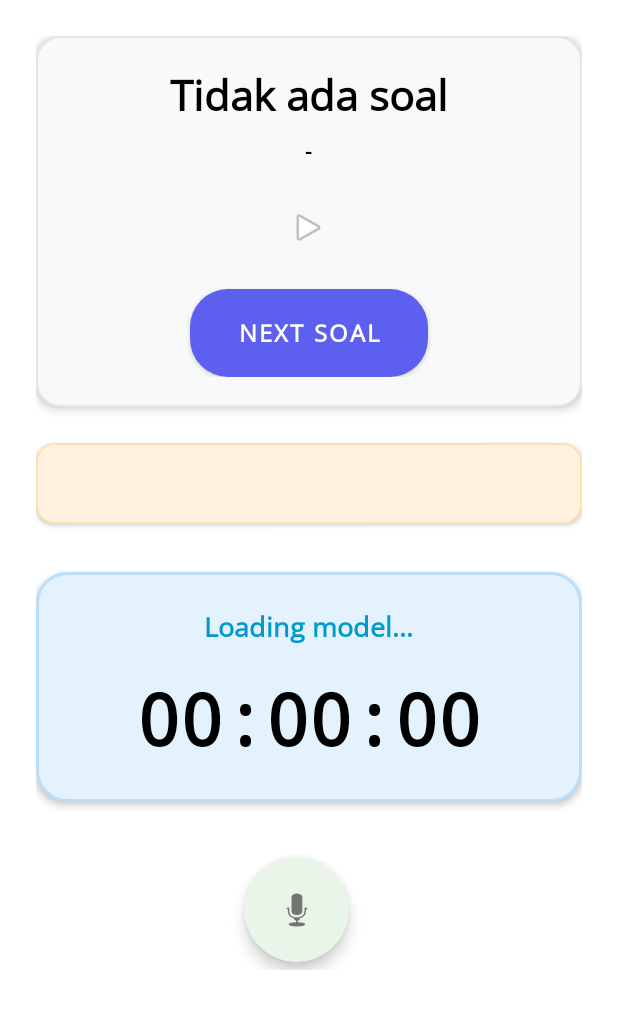
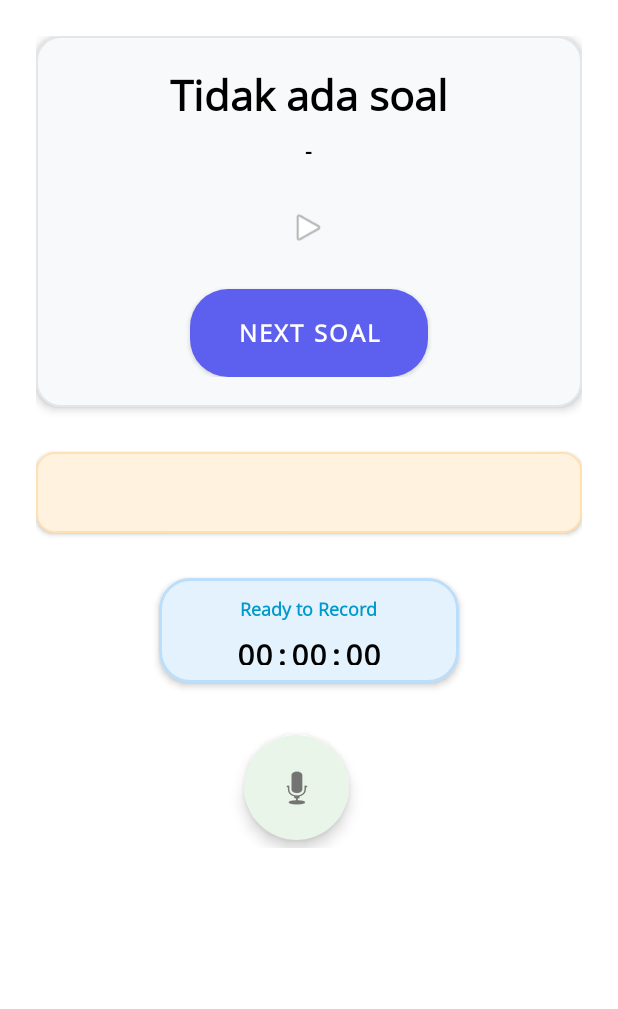
Before and after one commit to ydwhf/SMKPMK-Siswa, an Android app: the SoalTema1Activity screen opened directly, with no data from a screen before it, after a tap on "NEXT SOAL", on a phone screen of 412 x 824 dp. Shown: the top 1009 px of the screen. Run offline under Robolectric (Android 15) with nearby library versions, the phone set to English and light mode, and no system bars; our stand-ins replace Firebase (no records; nobody signed in at launch, a user with empty details on screens opened directly); libraries missing offline, so code that uses them is left out: org.vosk, org.vosk.android; 1 statement that could not run was skipped.

Commit message:
Next Soal

```diff
--- a/app/src/main/java/com/bismillah/tesfft/soal/SoalTema1Activity.kt
+++ b/app/src/main/java/com/bismillah/tesfft/soal/SoalTema1Activity.kt
@@ -85,8 +85,25 @@ class SoalTema1Activity : AppCompatActivity(), RecognitionListener {
         ambilDataSoal()
 
         binding.btnNextSoal.setOnClickListener {
+            // 1. Reset state rekaman apa pun yang masih jalan
+            if (isRecording) {
+                stopRecording()
+            }
+            handler.removeCallbacks(timerRunnable)
+
+            // 2. Reset UI ke mode sebelum rekam
+            binding.tvStatus.text = "Ready to Record"
+            binding.tvTimer.text = "00:00:00"
+            binding.tvResult.text = ""
+            binding.btnRecord.visibility = View.VISIBLE
+            binding.btnRecord.isEnabled = true
+            binding.btnStop.visibility = View.GONE
+            binding.postRecordingControls.visibility = View.GONE
+
+            // 3. Tampilkan soal berikutnya
             tampilkanSoalBerikutnya()
         }
+
         binding.btnRecord.isEnabled = false
         binding.tvStatus.text = "Loading model…"
 
@@ -439,9 +456,7 @@ class SoalTema1Activity : AppCompatActivity(), RecognitionListener {
     private fun tampilkanSoalBerikutnya() {
         if (soalList.isEmpty()) return
 
-        currentIndex++
-        if (currentIndex >= soalList.size) currentIndex = 0 // Loop ke awal
-
+        currentIndex = (currentIndex + 1) % soalList.size
         tampilkanSoal(currentIndex)
     }
 }
--- a/app/src/main/res/layout/activity_soal_tema1.xml
+++ b/app/src/main/res/layout/activity_soal_tema1.xml
@@ -1,5 +1,5 @@
 <?xml version="1.0" encoding="utf-8"?>
-<ScrollView xmlns:android="http://schemas.android.com/apk/res/android"
+<LinearLayout xmlns:android="http://schemas.android.com/apk/res/android"
     xmlns:app="http://schemas.android.com/apk/res-auto"
     xmlns:tools="http://schemas.android.com/tools"
     android:layout_width="match_parent"
@@ -21,7 +21,7 @@
             android:orientation="vertical"
             android:background="@drawable/rounded_background"
             android:padding="20dp"
-            android:layout_marginBottom="24dp"
+            android:layout_marginBottom="30dp"
             android:elevation="4dp">
 
             <TextView
@@ -83,7 +83,7 @@
             android:orientation="vertical"
             android:background="@drawable/result_background"
             android:padding="16dp"
-            android:layout_marginBottom="32dp"
+            android:layout_marginBottom="30dp"
             android:elevation="2dp">
 
             <TextView
@@ -100,13 +100,13 @@
 
         <!-- Status and Timer Section -->
         <LinearLayout
-            android:layout_width="match_parent"
-            android:layout_height="wrap_content"
+            android:layout_width="200dp"
+            android:layout_height="70dp"
             android:orientation="vertical"
             android:gravity="center"
             android:background="@drawable/timer_background"
-            android:padding="24dp"
-            android:layout_marginBottom="32dp"
+            android:padding="12dp"
+            android:layout_marginBottom="30dp"
             android:elevation="3dp">
 
             <TextView
@@ -114,17 +114,17 @@
                 android:layout_width="wrap_content"
                 android:layout_height="wrap_content"
                 android:text="Ready to Record"
-                android:textSize="18sp"
+                android:textSize="12sp"
                 android:textStyle="bold"
                 android:textColor="@android:color/holo_blue_dark"
-                android:layout_marginBottom="16dp"/>
+                android:layout_marginBottom="8dp"/>
 
             <TextView
                 android:id="@+id/tvTimer"
                 android:layout_width="wrap_content"
                 android:layout_height="wrap_content"
                 android:text="00:00:00"
-                android:textSize="48sp"
+                android:textSize="20sp"
                 android:textStyle="bold"
                 android:textColor="@android:color/black"
                 android:fontFamily="monospace"/>
@@ -137,7 +137,7 @@
             android:layout_height="80dp"
             android:orientation="horizontal"
             android:gravity="center"
-            android:layout_marginBottom="32dp">
+            android:layout_marginBottom="30dp">
 
             <androidx.cardview.widget.CardView
                 android:layout_width="wrap_content"
@@ -319,4 +319,4 @@
 
     </LinearLayout>
 
-</ScrollView>
+</LinearLayout>
```
